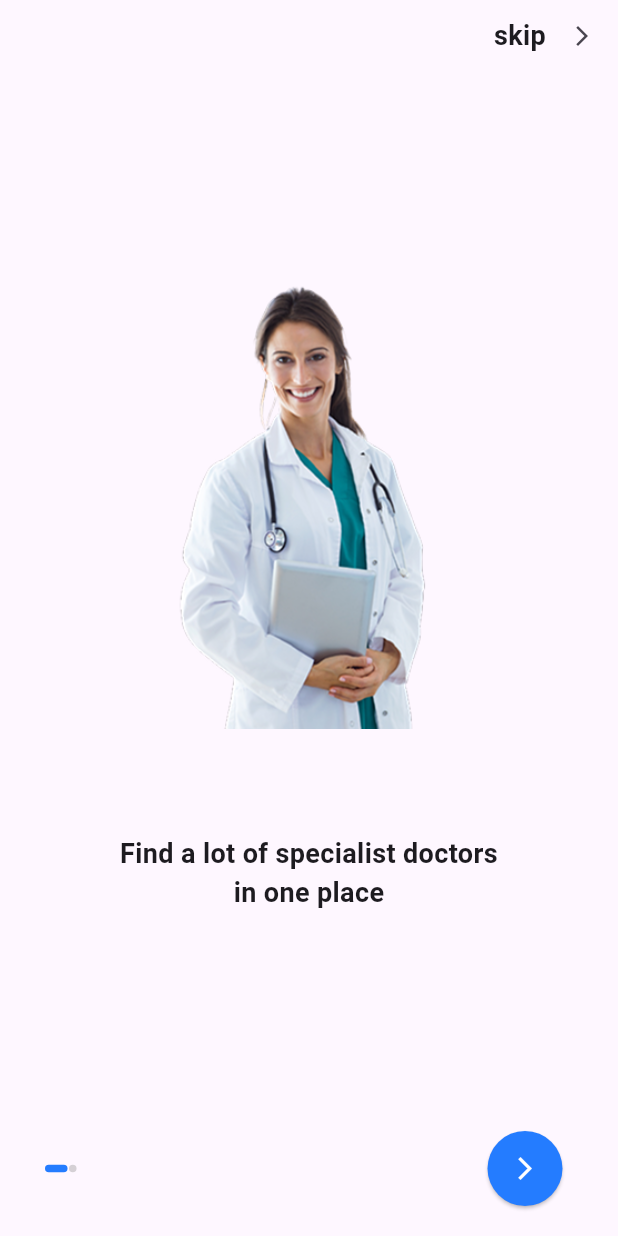
After one commit to nadanasser0/Health_Care_App, a Flutter app: the OnboardingView screen opened directly, on a phone screen of 412 x 824 dp. The commit adds this screen. Run offline on Flutter 3.47's test engine with Material 3 defaults, Android fonts, the phone set to English and light mode, and no system bars; drawn by our look-alikes of smooth_page_indicator.

Commit message:
onboarding Done

```diff
--- /dev/null
+++ b/lib/Presentation/onboarding/onboarding.dart
@@ -0,0 +1,118 @@
+import 'package:flutter/material.dart';
+import 'package:health_care_app/core/constants/colors.dart';
+import 'package:smooth_page_indicator/smooth_page_indicator.dart';
+
+class OnboardingView extends StatefulWidget {
+  @override
+  _OnboardingViewState createState() => _OnboardingViewState();
+}
+
+class _OnboardingViewState extends State<OnboardingView> {
+  final PageController _controller = PageController();
+  bool isLastPage = false;
+
+  @override
+  Widget build(BuildContext context) {
+    return Scaffold(
+      body:
+
+      SafeArea(
+        child: Stack(
+          children: [
+            Row(
+              mainAxisAlignment: MainAxisAlignment.end,
+              children: [
+                   Text("skip", style: TextStyle(fontSize: 18, fontWeight: FontWeight.bold),),
+                   IconButton(onPressed: (){}, icon: Icon(Icons.arrow_forward_ios_sharp, size: 16,))
+                   ,
+                    // SizedBox(width: 20,),
+            ],),
+
+            PageView(
+              controller: _controller,
+              onPageChanged: (index) {
+                setState(() {
+                  isLastPage = (index == 1);
+                });
+              },
+              children: [
+                buildPage(
+                  image: "lib/images/doctor_female 1.png",
+                  text: "Find a lot of specialist doctors in one place",
+                ),
+                buildPage(
+                  image: "lib/images/doctor_man 1.png",
+                  text: "Get advice only from a doctor you believe in.",
+                ),
+              ],
+            ),
+
+            // Spacer(),
+            Positioned(
+              left: 30,
+              right: 30,
+              bottom: 20,
+
+              child: Row(
+                mainAxisAlignment: MainAxisAlignment.spaceBetween,
+                children: [
+                  SmoothPageIndicator(
+                    controller: _controller,
+                    count: 2,
+                    effect: ExpandingDotsEffect(
+                      dotHeight: 5,
+                      dotWidth: 5,
+                      radius: 4,
+                      spacing: 1,
+                      dotColor: AppColors.greyColor.withOpacity(0.3),
+                      activeDotColor: AppColors.blueColor,
+                    ),
+                  ),
+
+                  ElevatedButton(
+                    style: ElevatedButton.styleFrom(
+                      shape: CircleBorder(),
+                      padding: EdgeInsets.all(16),
+                      backgroundColor: AppColors.blueColor,
+                    ),
+                    onPressed: () {
+                      if (isLastPage) {
+                      } else {
+                        _controller.nextPage(
+                          duration: Duration(milliseconds: 500),
+                          curve: Curves.easeInOut,
+                        );
+                      }
+                    },
+                    child: Icon(
+                      Icons.arrow_forward_ios_sharp,
+                      color: AppColors.whiteColor,
+                    ),
+                  ),
+                ],
+              ),
+            ),
+          ],
+        ),
+      ),
+    );
+  }
+
+  Widget buildPage({required String image, required String text}) {
+    return Column(
+      mainAxisAlignment: MainAxisAlignment.center,
+      children: [
+        Image.asset(image, height: 300),
+        // SizedBox(height: 20),
+        Padding(
+          padding: const EdgeInsets.only(left: 80.0,right: 80, bottom: 30 ,top: 70),
+          child: Text(
+            text,
+            textAlign: TextAlign.center,
+            style: TextStyle(fontSize: 18, fontWeight: FontWeight.bold),
+          ),
+        ),
+      ],
+    );
+  }
+}
--- a/lib/main.dart
+++ b/lib/main.dart
@@ -1,6 +1,6 @@
 import 'package:flutter/material.dart';
 import 'package:health_care_app/Presentation/log_in/view/login_view.dart';
-import 'package:health_care_app/Presentation/splash_screen/splash.dart';
+import 'package:health_care_app/Presentation/onboarding/onboarding.dart';
 
 void main() {
   runApp(const MainApp());
@@ -11,7 +11,7 @@ class MainApp extends StatelessWidget {
 
   @override
   Widget build(BuildContext context) {
-    return const MaterialApp(
+    return MaterialApp(
       debugShowCheckedModeBanner: false,
       home: LoginScreen(),
     );
--- a/pubspec.yaml
+++ b/pubspec.yaml
@@ -9,6 +9,7 @@ environment:
 dependencies:
   flutter:
     sdk: flutter
+  smooth_page_indicator: ^1.2.1
 
 dev_dependencies:
   flutter_test:
```
Also changed, not shown: pubspec.lock.
